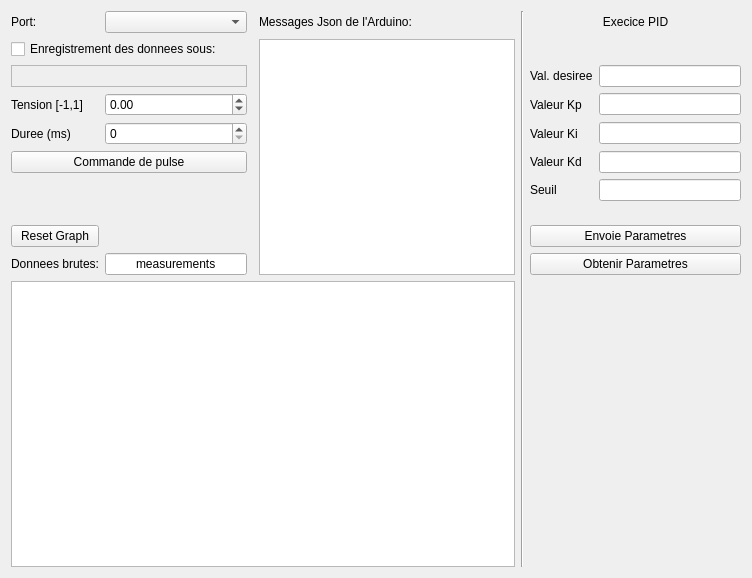
Qt form identification_Qt/mainwindow.ui (emilerenaud/Projet_GRO_S3) before a commit.
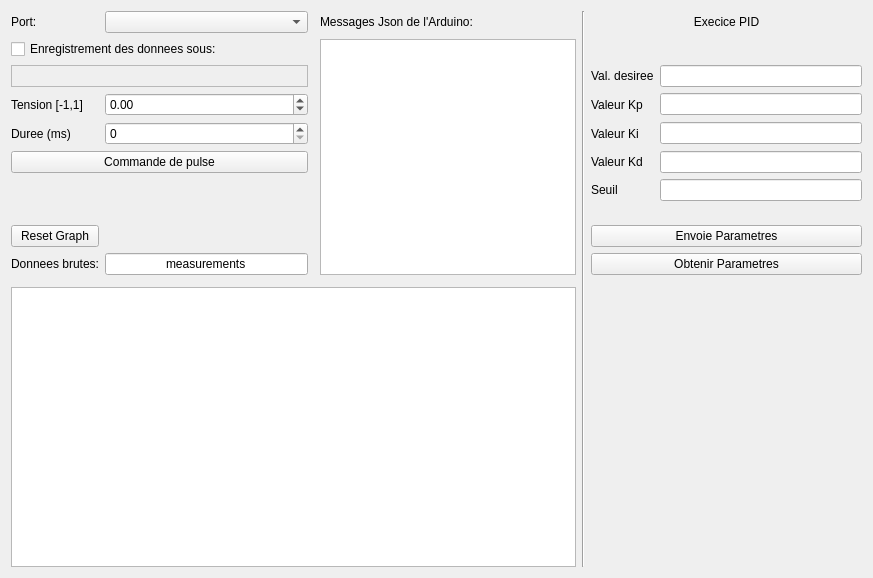
The same form after that commit. Custom widgets are drawn as their Qt base class.

What changed in the file:
```diff
--- a/identification_Qt/mainwindow.ui
+++ b/identification_Qt/mainwindow.ui
@@ -6,7 +6,7 @@
    <rect>
     <x>0</x>
     <y>0</y>
-    <width>752</width>
+    <width>873</width>
     <height>578</height>
    </rect>
   </property>
@@ -18,6 +18,20 @@
   </property>
   <widget class="QWidget" name="centralWidget">
    <layout class="QGridLayout" name="gridLayout">
+    <item row="8" column="6">
+     <widget class="QLabel" name="label_9">
+      <property name="text">
+       <string>Valeur Ki</string>
+      </property>
+     </widget>
+    </item>
+    <item row="9" column="6">
+     <widget class="QLabel" name="label_10">
+      <property name="text">
+       <string>Valeur Kd</string>
+      </property>
+     </widget>
+    </item>
     <item row="6" column="0" colspan="2">
      <widget class="QLabel" name="label_pathCSV">
       <property name="frameShape">
@@ -31,39 +45,18 @@
       </property>
      </widget>
     </item>
-    <item row="7" column="6">
-     <widget class="QLineEdit" name="lineEdit_Kp"/>
+    <item row="6" column="7">
+     <widget class="QLineEdit" name="lineEdit_DesVal"/>
     </item>
-    <item row="9" column="5">
-     <widget class="QLabel" name="label_10">
+    <item row="9" column="0" colspan="2">
+     <widget class="QPushButton" name="pulseButton">
       <property name="text">
-       <string>Valeur Kd</string>
+       <string>Commande de pulse</string>
       </property>
      </widget>
     </item>
-    <item row="8" column="5">
-     <widget class="QLabel" name="label_9">
-      <property name="text">
-       <string>Valeur Ki</string>
-      </property>
-     </widget>
-    </item>
-    <item row="4" column="4" rowspan="13">
-     <widget class="Line" name="line_3">
-      <property name="orientation">
-       <enum>Qt::Vertical</enum>
-      </property>
-     </widget>
-    </item>
-    <item row="15" column="1">
-     <widget class="QLineEdit" name="JsonKey">
-      <property name="text">
-       <string>measurements</string>
-      </property>
-      <property name="alignment">
-       <set>Qt::AlignCenter</set>
-      </property>
-     </widget>
+    <item row="17" column="0" colspan="4">
+     <widget class="QChartView" name="graph"/>
     </item>
     <item row="8" column="0">
      <widget class="QLabel" name="label_2">
@@ -72,13 +65,6 @@
       </property>
      </widget>
     </item>
-    <item row="7" column="0">
-     <widget class="QLabel" name="label">
-      <property name="text">
-       <string>Tension [-1,1]</string>
-      </property>
-     </widget>
-    </item>
     <item row="7" column="1">
      <widget class="QDoubleSpinBox" name="PWMBox">
       <property name="minimum">
@@ -92,20 +78,6 @@
       </property>
      </widget>
     </item>
-    <item row="7" column="5">
-     <widget class="QLabel" name="label_8">
-      <property name="text">
-       <string>Valeur Kp</string>
-      </property>
-     </widget>
-    </item>
-    <item row="15" column="0">
-     <widget class="QLabel" name="label_3">
-      <property name="text">
-       <string>Donnees brutes:</string>
-      </property>
-     </widget>
-    </item>
     <item row="4" column="3">
      <widget class="QLabel" name="label_4">
       <property name="text">
@@ -116,62 +88,13 @@
       </property>
      </widget>
     </item>
-    <item row="14" column="2">
-     <widget class="Line" name="line">
+    <item row="4" column="4" rowspan="14">
+     <widget class="Line" name="line_3">
       <property name="orientation">
-       <enum>Qt::Horizontal</enum>
+       <enum>Qt::Vertical</enum>
       </property>
      </widget>
     </item>
-    <item row="9" column="6">
-     <widget class="QLineEdit" name="lineEdit_Kd"/>
-    </item>
-    <item row="8" column="6">
-     <widget class="QLineEdit" name="lineEdit_Ki"/>
-    </item>
-    <item row="4" column="5" colspan="2">
-     <widget class="QLabel" name="label_6">
-      <property name="text">
-       <string>Execice PID</string>
-      </property>
-      <property name="alignment">
-       <set>Qt::AlignCenter</set>
-      </property>
-     </widget>
-    </item>
-    <item row="5" column="3" rowspan="11">
-     <widget class="QTextBrowser" name="textBrowser">
-      <property name="font">
-       <font>
-        <pointsize>9</pointsize>
-       </font>
-      </property>
-     </widget>
-    </item>
-    <item row="6" column="5">
-     <widget class="QLabel" name="label_7">
-      <property name="text">
-       <string>Val. desiree</string>
-      </property>
-     </widget>
-    </item>
-    <item row="5" column="0" colspan="2">
-     <widget class="QCheckBox" name="checkBox">
-      <property name="text">
-       <string>Enregistrement des donnees sous:</string>
-      </property>
-     </widget>
-    </item>
-    <item row="10" column="5">
-     <widget class="QLabel" name="label_11">
-      <property name="text">
-       <string>Seuil</string>
-      </property>
-     </widget>
-    </item>
-    <item row="6" column="6">
-     <widget class="QLineEdit" name="lineEdit_DesVal"/>
-    </item>
     <item row="8" column="1">
      <widget class="QSpinBox" name="DurationBox">
       <property name="keyboardTracking">
@@ -188,6 +111,71 @@
       </property>
      </widget>
     </item>
+    <item row="14" column="0">
+     <widget class="QPushButton" name="pushButton_reset">
+      <property name="text">
+       <string>Reset Graph</string>
+      </property>
+     </widget>
+    </item>
+    <item row="14" column="6" colspan="2">
+     <widget class="QPushButton" name="pushButton_Params">
+      <property name="text">
+       <string>Envoie Parametres</string>
+      </property>
+     </widget>
+    </item>
+    <item row="9" column="7">
+     <widget class="QLineEdit" name="lineEdit_Kd"/>
+    </item>
+    <item row="7" column="0">
+     <widget class="QLabel" name="label">
+      <property name="text">
+       <string>Tension [-1,1]</string>
+      </property>
+     </widget>
+    </item>
+    <item row="15" column="6" colspan="2">
+     <widget class="QPushButton" name="pushButton">
+      <property name="text">
+       <string>Obtenir Parametres</string>
+      </property>
+     </widget>
+    </item>
+    <item row="15" column="1">
+     <widget class="QLineEdit" name="JsonKey">
+      <property name="text">
+       <string>measurements</string>
+      </property>
+      <property name="alignment">
+       <set>Qt::AlignCenter</set>
+      </property>
+     </widget>
+    </item>
+    <item row="15" column="0">
+     <widget class="QLabel" name="label_3">
+      <property name="text">
+       <string>Donnees brutes:</string>
+      </property>
+     </widget>
+    </item>
+    <item row="7" column="6">
+     <widget class="QLabel" name="label_8">
+      <property name="text">
+       <string>Valeur Kp</string>
+      </property>
+     </widget>
+    </item>
+    <item row="5" column="0" colspan="2">
+     <widget class="QCheckBox" name="checkBox">
+      <property name="text">
+       <string>Enregistrement des donnees sous:</string>
+      </property>
+     </widget>
+    </item>
+    <item row="7" column="7">
+     <widget class="QLineEdit" name="lineEdit_Kp"/>
+    </item>
     <item row="4" column="0">
      <widget class="QLabel" name="label_5">
       <property name="text">
@@ -195,43 +183,58 @@
       </property>
      </widget>
     </item>
-    <item row="16" column="0" colspan="4">
-     <widget class="QChartView" name="graph"/>
-    </item>
-    <item row="9" column="0" colspan="2">
-     <widget class="QPushButton" name="pulseButton">
-      <property name="text">
-       <string>Commande de pulse</string>
-      </property>
-     </widget>
-    </item>
-    <item row="10" column="6">
-     <widget class="QLineEdit" name="lineEdit_Thresh"/>
-    </item>
     <item row="4" column="1">
      <widget class="QComboBox" name="comboBoxPort"/>
     </item>
-    <item row="14" column="5" colspan="2">
-     <widget class="QPushButton" name="pushButton_Params">
+    <item row="4" column="6" colspan="2">
+     <widget class="QLabel" name="label_6">
       <property name="text">
-       <string>Envoie Parametres</string>
+       <string>Execice PID</string>
       </property>
+      <property name="alignment">
+       <set>Qt::AlignCenter</set>
+      </property>
      </widget>
     </item>
-    <item row="15" column="5" colspan="2">
-     <widget class="QPushButton" name="pushButton">
+    <item row="14" column="2">
+     <widget class="Line" name="line">
+      <property name="orientation">
+       <enum>Qt::Horizontal</enum>
+      </property>
+     </widget>
+    </item>
+    <item row="10" column="6">
+     <widget class="QLabel" name="label_11">
       <property name="text">
-       <string>Obtenir Parametres</string>
+       <string>Seuil</string>
       </property>
      </widget>
     </item>
-    <item row="14" column="0">
-     <widget class="QPushButton" name="pushButton_reset">
+    <item row="10" column="7">
+     <widget class="QLineEdit" name="lineEdit_Thresh"/>
+    </item>
+    <item row="5" column="3" rowspan="11">
+     <widget class="QTextBrowser" name="textBrowser">
+      <property name="font">
+       <font>
+        <pointsize>9</pointsize>
+       </font>
+      </property>
+     </widget>
+    </item>
+    <item row="6" column="6">
+     <widget class="QLabel" name="label_7">
       <property name="text">
-       <string>Reset Graph</string>
+       <string>Val. desiree</string>
       </property>
      </widget>
     </item>
+    <item row="8" column="7">
+     <widget class="QLineEdit" name="lineEdit_Ki"/>
+    </item>
+    <item row="16" column="6">
+     <widget class="QWidget" name="widget" native="true"/>
+    </item>
    </layout>
   </widget>
  </widget>
```
